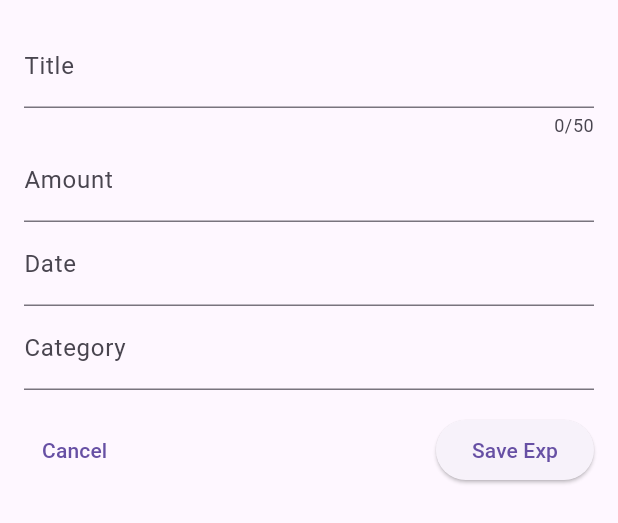
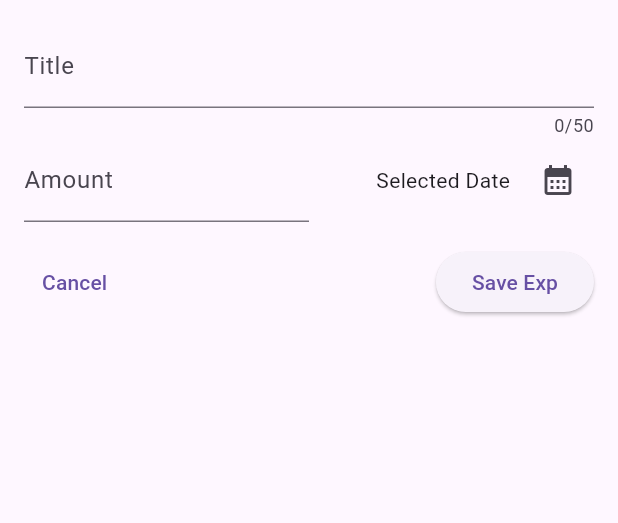
Before and after one commit to ravraw/flutter_expense_tracker, a Flutter app: the NewExpense widget shown alone on an empty page, opened directly, on a phone screen of 412 x 824 dp. Shown: the top 523 px of the screen. Run offline on Flutter 3.47's test engine with Material 3 defaults, Android fonts, the phone set to English and light mode, and no system bars.

Commit message:
Added Datepicker

```diff
--- a/lib/new_expense.dart
+++ b/lib/new_expense.dart
@@ -10,6 +10,16 @@ class NewExpense extends StatefulWidget {
 class _NewExpenseState extends State<NewExpense> {
   final _titleController = TextEditingController();
   final _amountController = TextEditingController();
+
+  void _presentDatePicker() {
+    final now = DateTime.now();
+    showDatePicker(
+      context: context,
+      initialDate: now,
+      firstDate: now.subtract(const Duration(days: 365)),
+      lastDate: now,
+    );
+  }
 
   @override
   void dispose() {
@@ -28,17 +38,31 @@ class _NewExpenseState extends State<NewExpense> {
             decoration: const InputDecoration(labelText: "Title"),
             maxLength: 50,
           ),
-          TextField(
-            controller: _amountController,
-            keyboardType: TextInputType.number,
-            decoration:
-                const InputDecoration(prefixText: '\$ ', labelText: "Amount"),
-          ),
-          const TextField(
-            decoration: InputDecoration(labelText: "Date"),
-          ),
-          const TextField(
-            decoration: InputDecoration(labelText: "Category"),
+          Row(
+            children: [
+              Expanded(
+                child: TextField(
+                  controller: _amountController,
+                  keyboardType: TextInputType.number,
+                  decoration: const InputDecoration(
+                      prefixText: '\$ ', labelText: "Amount"),
+                ),
+              ),
+              Expanded(
+                child: Row(
+                  mainAxisAlignment: MainAxisAlignment.end,
+                  crossAxisAlignment: CrossAxisAlignment.center,
+                  children: [
+                    const Text('Selected Date'),
+                    const SizedBox(width: 8),
+                    IconButton(
+                      onPressed: _presentDatePicker,
+                      icon: const Icon(Icons.calendar_month),
+                    ),
+                  ],
+                ),
+              )
+            ],
           ),
           const SizedBox(height: 16),
           Row(
```
